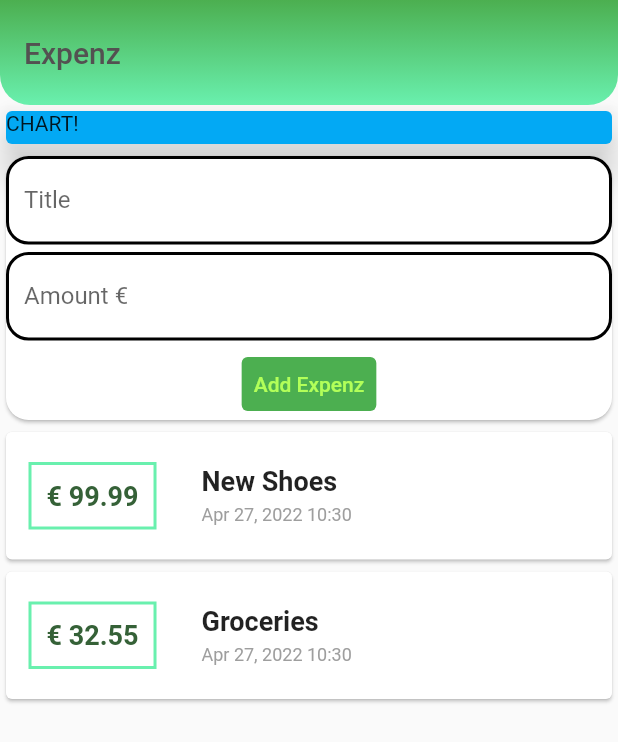
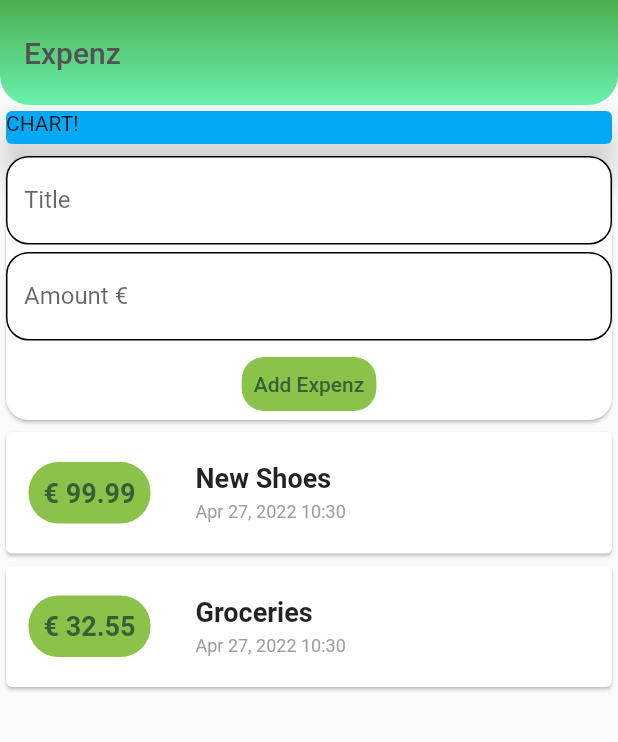
Before and after one commit to mmarolin/expenz-flutter, a Flutter app: the screen it shows after launch, after a tap on "Add Expenz", on a phone screen of 412 x 824 dp. Shown: the top 742 px of the screen. Run offline on Flutter 3.47's test engine with Material 2 defaults, Android fonts, the phone set to English and light mode, and no system bars.

```diff
--- a/lib/main.dart
+++ b/lib/main.dart
@@ -1,7 +1,5 @@
+import 'package:expenz/widgets/user_transactions.dart';
 import 'package:flutter/material.dart';
-
-import './widgets/transaction_list.dart';
-import './widgets/new_transaction.dart';
 
 void main() => runApp(MyApp());
 
@@ -53,8 +51,7 @@ class MyHomePage extends StatelessWidget {
               elevation: 10,
             ),
           ),
-          NewTransaction(),
-          TransactionList()
+          UserTransactions()
         ],
       ),
     );
--- a/lib/widgets/new_transaction.dart
+++ b/lib/widgets/new_transaction.dart
@@ -1,8 +1,13 @@
 import 'package:flutter/material.dart';
+import 'package:flutter/services.dart';
+import './user_transactions.dart';
 
 class NewTransaction extends StatelessWidget {
   final titleController = TextEditingController();
   final amountController = TextEditingController();
+  final Function addTx;
+
+  NewTransaction(this.addTx);
 
   @override
   Widget build(BuildContext context) {
@@ -19,7 +24,7 @@ class NewTransaction extends StatelessWidget {
                     labelText: 'Title',
                     enabledBorder: OutlineInputBorder(
                       borderSide:
-                          const BorderSide(width: 2, color: Colors.black),
+                          const BorderSide(width: 1, color: Colors.black),
                       borderRadius: BorderRadius.circular(15),
                     ),
                     focusedBorder: OutlineInputBorder(
@@ -32,12 +37,14 @@ class NewTransaction extends StatelessWidget {
             Container(
               padding: EdgeInsets.only(top: 5, bottom: 5),
               child: TextField(
+                keyboardType: TextInputType.number,
+                inputFormatters: <TextInputFormatter>[
+                  FilteringTextInputFormatter.digitsOnly
+                ],
                 controller: amountController,
                 decoration: InputDecoration(
                     labelText: 'Amount €',
                     enabledBorder: OutlineInputBorder(
-                      borderSide:
-                          const BorderSide(width: 2, color: Colors.black),
                       borderRadius: BorderRadius.circular(15),
                     ),
                     focusedBorder: OutlineInputBorder(
@@ -51,12 +58,17 @@ class NewTransaction extends StatelessWidget {
               child: Text('Add Expenz'),
               style: ButtonStyle(
                 foregroundColor:
-                    MaterialStateProperty.all(Colors.lightGreenAccent),
-                backgroundColor: MaterialStateProperty.all(Colors.green),
+                    MaterialStateProperty.all(Color.fromARGB(255, 53, 97, 55)),
+                backgroundColor: MaterialStateProperty.all(Colors.lightGreen),
+                shape: MaterialStateProperty.all<RoundedRectangleBorder>(
+                  RoundedRectangleBorder(
+                    borderRadius: BorderRadius.circular(15),
+                  ),
+                ),
               ),
               onPressed: () {
-                print(titleController.text);
-                print(amountController.text);
+                addTx(
+                    titleController.text, double.parse(amountController.text));
               },
             )
           ],
--- a/lib/widgets/transaction_list.dart
+++ b/lib/widgets/transaction_list.dart
@@ -3,31 +3,15 @@ import 'package:intl/intl.dart';
 
 import '../models/transaction.dart';
 
-class TransactionList extends StatefulWidget {
-  @override
-  State<TransactionList> createState() => _TransactionListState();
-}
+class TransactionList extends StatelessWidget {
+  final List<Transaction> transactions;
 
-class _TransactionListState extends State<TransactionList> {
-  final List<Transaction> _userTransaction = [
-    Transaction(
-      id: 't1',
-      title: 'New Shoes',
-      amount: 99.99,
-      date: DateTime.now(),
-    ),
-    Transaction(
-      id: 't2',
-      title: 'Groceries',
-      amount: 32.55,
-      date: DateTime.now(),
-    ),
-  ];
+  TransactionList(this.transactions);
 
   @override
   Widget build(BuildContext context) {
     return Column(
-      children: _userTransaction.map((tx) {
+      children: transactions.map((tx) {
         return Card(
             child: Row(
           children: <Widget>[
@@ -37,10 +21,8 @@ class _TransactionListState extends State<TransactionList> {
                 horizontal: 15,
               ),
               decoration: BoxDecoration(
-                border: Border.all(
-                  color: Colors.greenAccent,
-                  width: 2,
-                ),
+                borderRadius: BorderRadius.circular(20),
+                color: Colors.lightGreen,
               ),
               padding: EdgeInsets.all(10),
               child: Text('€ ${tx.amount}',
--- a/lib/widgets/user_transactions.dart
+++ b/lib/widgets/user_transactions.dart
@@ -1,6 +1,7 @@
 import 'package:flutter/material.dart';
 import './transaction_list.dart';
 import './new_transaction.dart';
+import '../models/transaction.dart';
 
 class UserTransactions extends StatefulWidget {
   @override
@@ -8,12 +9,40 @@ class UserTransactions extends StatefulWidget {
 }
 
 class _UserTransactionsState extends State<UserTransactions> {
+  final List<Transaction> _userTransactions = [
+    Transaction(
+      id: 't1',
+      title: 'New Shoes',
+      amount: 99.99,
+      date: DateTime.now(),
+    ),
+    Transaction(
+      id: 't2',
+      title: 'Groceries',
+      amount: 32.55,
+      date: DateTime.now(),
+    ),
+  ];
+
+  void _addNewTransaction(String txTitle, double txAmount) {
+    final newTx = Transaction(
+      title: txTitle,
+      amount: txAmount,
+      date: DateTime.now(),
+      id: DateTime.now().toString(),
+    );
+
+    setState(() {
+      _userTransactions.add(newTx);
+    });
+  }
+
   @override
   Widget build(BuildContext context) {
     return Column(
       children: <Widget>[
-        NewTransaction(),
-        TransactionList(),
+        NewTransaction(_addNewTransaction),
+        TransactionList(_userTransactions),
       ],
     );
   }
```
